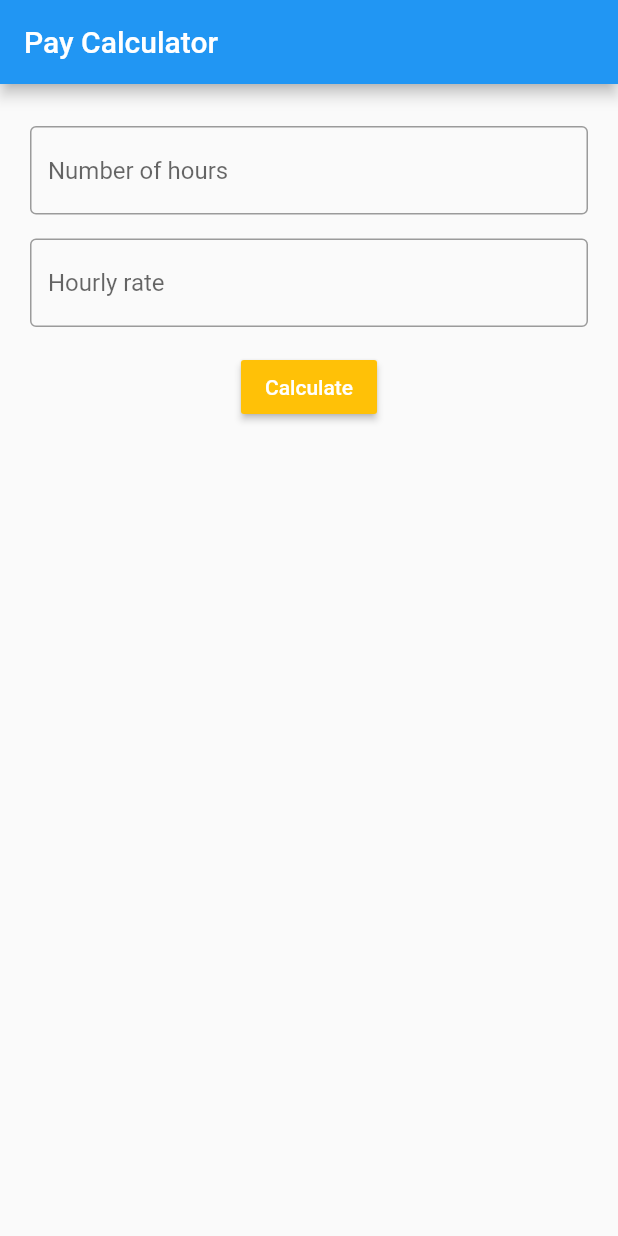
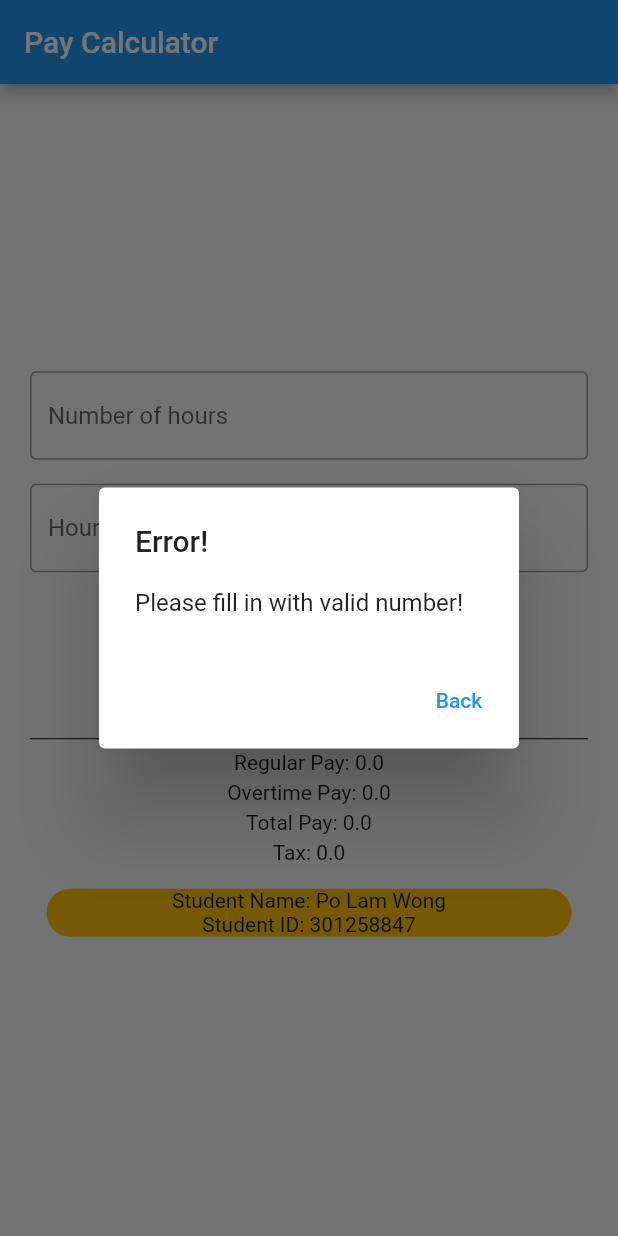
Before and after one commit to PolamW/MAPD722_assignment_1, a Flutter app: the screen it shows after launch, after a tap on "Calculate", on a phone screen of 412 x 824 dp. Run offline on Flutter 3.47's test engine with Material 2 defaults, Android fonts, the phone set to English and light mode, and no system bars.

Commit message:
added calculation function and updated layout

```diff
--- a/lib/homepage.dart
+++ b/lib/homepage.dart
@@ -1,7 +1,4 @@
-import 'dart:html';
-
 import 'package:flutter/material.dart';
-import 'package:flutter/services.dart';
 
 class HomePage extends StatefulWidget {
   const HomePage({Key? key}) : super(key: key);
@@ -11,16 +8,20 @@ class HomePage extends StatefulWidget {
 }
 
 class _HomePageState extends State<HomePage> {
-  RegExp numberValidator = RegExp("[0-9]+");
-  bool isANumber = true;
+  // RegExp numberValidator = RegExp("[0-9]+");
+  // bool isANumber = true;
 
   //use controller to get inputed text
   final _hourController = TextEditingController();
   final _rateController = TextEditingController();
 
   //store user text input into a variable
-  String hours = '';
-  String rate = '';
+  var hours = "0.0";
+  var rate = "0.0";
+  var regularPay = "0.0";
+  var overtimePay = "0.0";
+  var totalPay = "0.0";
+  var tax = "0.0";
 
   @override
   Widget build(BuildContext context) {
@@ -31,7 +32,7 @@ class _HomePageState extends State<HomePage> {
         child: Column(
           mainAxisAlignment: MainAxisAlignment.center,
           children: [
-            SizedBox(height: 8),
+            const SizedBox(height: 8),
             TextField(
               controller: _hourController,
               keyboardType: TextInputType.number,
@@ -42,56 +43,133 @@ class _HomePageState extends State<HomePage> {
               //     setValidator(false);
               //   }
               // },
-              decoration: InputDecoration(
+              decoration: const InputDecoration(
                 hintText: 'Number of hours',
                 border: OutlineInputBorder(),
                 // errorText: isANumber ? null : "Please enter a valid number"
               ),
             ),
-            SizedBox(height: 16),
+            const SizedBox(height: 16),
             TextField(
               controller: _rateController,
               keyboardType: TextInputType.number,
-              onChanged: (rate) {
-                if (rate.isEmpty || numberValidator.hasMatch(rate)) {
-                  setValidator(true);
+              // onChanged: (rate) {
+              //   if (rate.isEmpty || numberValidator.hasMatch(rate)) {
+              //     setValidator(true);
+              //   } else {
+              //     setValidator(false);
+              //   }
+              // },
+              decoration: const InputDecoration(
+                hintText: 'Hourly rate',
+                border: OutlineInputBorder(),
+                // errorText: isANumber ? null : "Please enter a valid rate"),
+              ),
+            ),
+            const SizedBox(height: 16),
+            MaterialButton(
+              onPressed: () {
+                //get user new input
+                var numberOfHours = _hourController.text.toString();
+                var numberOfRate = _rateController.text.toString();
+                //validate user input
+                if (numberOfHours == "" && numberOfRate == "") {
+                  showDialog(
+                      context: context,
+                      builder: (context) => AlertDialog(
+                            title: const Text("Error!"),
+                            content:
+                                const Text("Please fill in with valid number!"),
+                            actions: [
+                              TextButton(
+                                  onPressed: () {
+                                    Navigator.pop(context);
+                                  },
+                                  child: const Text("Back"))
+                            ],
+                          ));
                 } else {
-                  setValidator(false);
+                  calculation(
+                      double.parse(numberOfHours), double.parse(numberOfRate));
+                  debugPrint(regularPay);
+                  debugPrint(totalPay);
+                  setState(() {
+                    regularPay = "\$$regularPay";
+                    overtimePay = "\$$overtimePay";
+                    totalPay = "\$$totalPay";
+                    tax = "\$$tax";
+                  });
                 }
               },
-              decoration: InputDecoration(
-                  hintText: 'Hourly rate',
-                  border: OutlineInputBorder(),
-                  errorText: isANumber ? null : "Please enter a valid rate"),
+              color: Colors.amber,
+              child: const Text('Calculate',
+                  style: TextStyle(color: Colors.white)),
             ),
-            SizedBox(height: 16),
-            MaterialButton(
-              onPressed: () {
-                //get user new input and update
-                setState(() {
-                  hours = _hourController.text;
-                  rate = _rateController.text;
-                });
-              },
-              color: Colors.amber,
-              child: Text('Calculate', style: TextStyle(color: Colors.white)),
+            const SizedBox(height: 20),
+            const Text(
+              "Report",
+              style: TextStyle(fontSize: 16, fontWeight: FontWeight.bold),
             ),
-            Expanded(
-              child: Container(
-                child: Center(
-                  child: Text(hours + rate, style: TextStyle(fontSize: 30)),
+            const Divider(
+              color: Colors.black,
+            ),
+            // const SizedBox(height: 4),
+            Container(
+              width: 350,
+              alignment: Alignment.center,
+              child: Column(children: [
+                Text(
+                  "Regular Pay: $regularPay",
+                  style: const TextStyle(fontSize: 14),
                 ),
-              ),
+                const SizedBox(height: 4),
+                Text(
+                  "Overtime Pay: $overtimePay",
+                  style: const TextStyle(fontSize: 14),
+                ),
+                const SizedBox(height: 4),
+                Text(
+                  "Total Pay: $totalPay",
+                  style: const TextStyle(fontSize: 14),
+                ),
+                const SizedBox(height: 4),
+                Text(
+                  "Tax: $tax",
+                  style: const TextStyle(fontSize: 14),
+                ),
+              ]),
             ),
+            Container(
+                margin: const EdgeInsets.symmetric(horizontal: 8, vertical: 16),
+                alignment: Alignment.center,
+                decoration: BoxDecoration(
+                    color: const Color.fromRGBO(255, 193, 7, 1),
+                    borderRadius: BorderRadius.circular(20)),
+                width: 350,
+                child: Column(children: const [
+                  Text("Student Name: Po Lam Wong"),
+                  Text("Student ID: 301258847"),
+                ]))
           ],
         ),
       ),
     );
   }
 
-  void setValidator(valid) {
-    setState(() {
-      isANumber = valid;
-    });
+  void calculation(double numOfHours, double hourlyRate) {
+    if (numOfHours <= 40) {
+      totalPay = (numOfHours * hourlyRate).toString();
+      overtimePay = "0.0";
+      regularPay = totalPay;
+      tax = (double.parse(regularPay) * 0.18).toString();
+    } else if (numOfHours > 40) {
+      overtimePay = ((numOfHours - 40) * hourlyRate * 1.5).toString();
+      regularPay = (40 * hourlyRate).toString();
+      totalPay =
+          (double.parse(overtimePay) + double.parse(regularPay)).toString();
+      tax = (double.parse(totalPay) * 0.18).toString();
+    }
+    _hourController.text = "";
+    _rateController.text = "";
   }
 }
```
